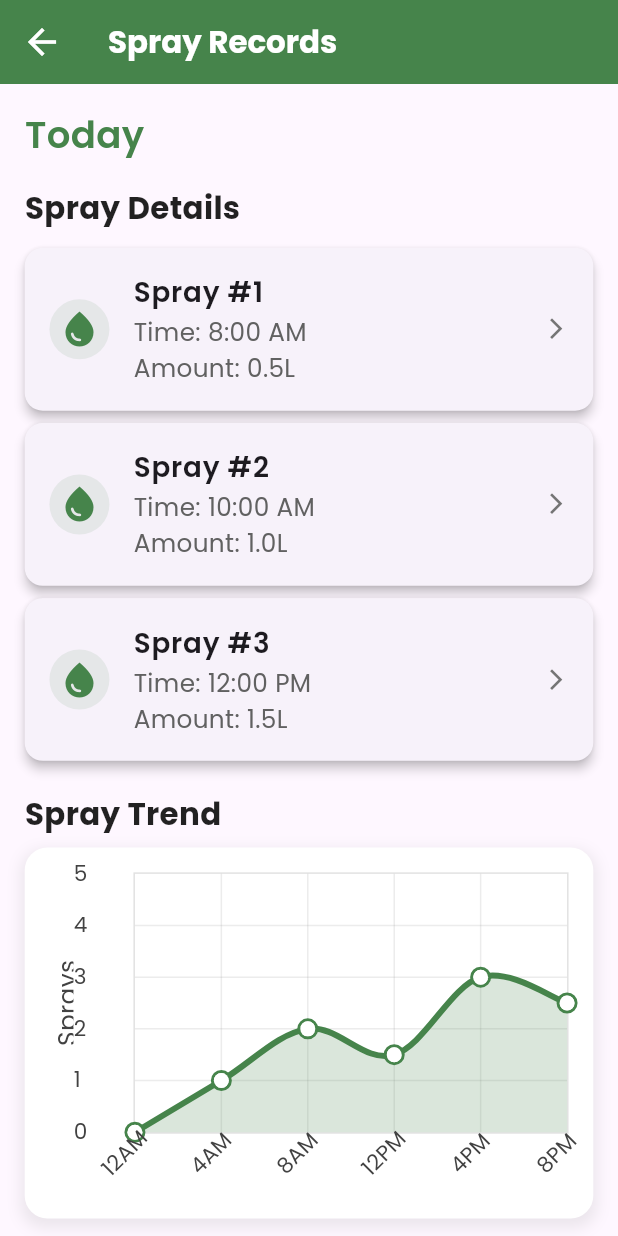
After one commit to Shreesha001/AgroStick, a Flutter app: the HistoryScreen screen opened directly, after a tap on "Today", on a phone screen of 412 x 824 dp. The commit adds this screen. Run offline on Flutter 3.47's test engine with Material 3 defaults, Android fonts, the phone set to English and light mode, and no system bars; drawn by our look-alikes of fl_chart; our stand-ins replace firebase_auth, firebase_core, flutter_animate, google_fonts; accounts and stored records are empty.

Commit message:
feat(ui): add History Screen interface

```diff
--- /dev/null
+++ b/lib/bottom_bar/history_screen.dart
@@ -0,0 +1,421 @@
+import 'package:flutter/material.dart';
+import 'package:google_fonts/google_fonts.dart';
+import 'package:agro_stick/theme/colors.dart';
+import 'package:fl_chart/fl_chart.dart';
+
+class HistoryScreen extends StatefulWidget {
+  const HistoryScreen({super.key});
+
+  @override
+  _HistoryScreenState createState() => _HistoryScreenState();
+}
+
+class _HistoryScreenState extends State<HistoryScreen> {
+  final List<Map<String, dynamic>> historyCards = [
+    {'title': 'Today', 'count': 3, 'period': 'daily', 'icon': Icons.today},
+    {'title': 'This Week', 'count': 15, 'period': 'weekly', 'icon': Icons.calendar_view_week},
+    {'title': 'This Month', 'count': 60, 'period': 'monthly', 'icon': Icons.calendar_month},
+  ];
+
+  Map<String, dynamic>? selectedCard;
+
+  Map<String, dynamic> getGraphData(String? period) {
+    switch (period) {
+      case 'daily':
+        return {
+          'spots': <FlSpot>[
+            FlSpot(0, 0),
+            FlSpot(4, 1),
+            FlSpot(8, 2),
+            FlSpot(12, 1.5),
+            FlSpot(16, 3),
+            FlSpot(20, 2.5),
+          ],
+          'xLabels': <String>['12AM', '4AM', '8AM', '12PM', '4PM', '8PM'],
+          'yLabel': 'Sprays',
+        };
+      case 'weekly':
+        return {
+          'spots': <FlSpot>[
+            FlSpot(0, 2),
+            FlSpot(1, 3),
+            FlSpot(2, 1),
+            FlSpot(3, 4),
+            FlSpot(4, 2.5),
+            FlSpot(5, 3.5),
+            FlSpot(6, 1.5),
+          ],
+          'xLabels': <String>['Mon', 'Tue', 'Wed', 'Thu', 'Fri', 'Sat', 'Sun'],
+          'yLabel': 'Sprays',
+        };
+      case 'monthly':
+        return {
+          'spots': <FlSpot>[
+            FlSpot(1, 2),
+            FlSpot(5, 3),
+            FlSpot(10, 1),
+            FlSpot(15, 4),
+            FlSpot(20, 2.5),
+            FlSpot(25, 3.5),
+            FlSpot(30, 1.5),
+          ],
+          'xLabels': <String>['1', '5', '10', '15', '20', '25', '30'],
+          'yLabel': 'Sprays',
+        };
+      default:
+        return {
+          'spots': <FlSpot>[],
+          'xLabels': <String>[],
+          'yLabel': 'Sprays',
+        };
+    }
+  }
+
+  List<Map<String, dynamic>> getSprayDetails(String? period, int count) {
+    List<Map<String, dynamic>> details = [];
+    for (int i = 0; i < (count > 5 ? 5 : count); i++) {
+      String time;
+      double amount = (i + 1) * 0.5;
+      switch (period) {
+        case 'daily':
+          time = '${(8 + i * 2) % 24}:00 ${8 + i * 2 >= 12 ? 'PM' : 'AM'}';
+          break;
+        case 'weekly':
+          time = ['Mon', 'Tue', 'Wed', 'Thu', 'Fri', 'Sat', 'Sun'][i % 7];
+          break;
+        case 'monthly':
+          time = 'Day ${i * 5 + 1}';
+          break;
+        default:
+          time = 'Unknown';
+      }
+      details.add({
+        'title': 'Spray #${i + 1}',
+        'time': time,
+        'amount': amount,
+      });
+    }
+    return details;
+  }
+
+  @override
+  Widget build(BuildContext context) {
+    final screenWidth = MediaQuery.of(context).size.width;
+    final screenHeight = MediaQuery.of(context).size.height;
+
+    return Scaffold(
+      appBar: AppBar(
+        backgroundColor: AppColors.primaryGreen,
+        title: Text(
+          'Spray Records',
+          style: GoogleFonts.poppins(
+            fontWeight: FontWeight.bold,
+            fontSize: screenWidth * 0.05,
+            color: Colors.white,
+          ),
+        ),
+        automaticallyImplyLeading: false,
+        leading: selectedCard != null
+            ? IconButton(
+                icon: const Icon(Icons.arrow_back, color: Colors.white, size: 28),
+                onPressed: () {
+                  setState(() {
+                    selectedCard = null;
+                  });
+                },
+              )
+            : null,
+      ),
+      body: CustomScrollView(
+        slivers: [
+          SliverPadding(
+            padding: EdgeInsets.all(screenWidth * 0.04),
+            sliver: selectedCard == null
+                ? _buildSummaryView(screenWidth, screenHeight)
+                : _buildDetailView(screenWidth, screenHeight),
+          ),
+        ],
+      ),
+    );
+  }
+
+  Widget _buildSummaryView(double screenWidth, double screenHeight) {
+    return SliverList(
+      delegate: SliverChildListDelegate([
+        Text(
+          'Your Spray Summary',
+          style: GoogleFonts.poppins(
+            fontSize: screenWidth * 0.06,
+            fontWeight: FontWeight.w600,
+            color: AppColors.primaryGreen,
+          ),
+        ),
+        SizedBox(height: screenHeight * 0.02),
+        GridView.builder(
+          shrinkWrap: true,
+          physics: const NeverScrollableScrollPhysics(),
+          gridDelegate: SliverGridDelegateWithFixedCrossAxisCount(
+            crossAxisCount: 2,
+            crossAxisSpacing: 16,
+            mainAxisSpacing: 16,
+            childAspectRatio: 1.3,
+          ),
+          itemCount: historyCards.length,
+          itemBuilder: (context, index) {
+            final card = historyCards[index];
+            return GestureDetector(
+              onTap: () {
+                setState(() {
+                  selectedCard = card;
+                });
+              },
+              child: Card(
+                elevation: 5,
+                shape: RoundedRectangleBorder(
+                  borderRadius: BorderRadius.circular(15),
+                ),
+                color: Colors.white,
+                child: Padding(
+                  padding: EdgeInsets.all(screenWidth * 0.03),
+                  child: Column(
+                    mainAxisAlignment: MainAxisAlignment.center,
+                    crossAxisAlignment: CrossAxisAlignment.start,
+                    children: [
+                      Icon(
+                        card['icon'] as IconData,
+                        color: AppColors.primaryGreen,
+                        size: screenWidth * 0.1,
+                      ),
+                      SizedBox(height: screenHeight * 0.01),
+                      Text(
+                        card['title'] as String,
+                        style: GoogleFonts.poppins(
+                          fontSize: screenWidth * 0.045,
+                          fontWeight: FontWeight.bold,
+                          color: AppColors.primaryGreen,
+                        ),
+                        overflow: TextOverflow.ellipsis,
+                        maxLines: 1,
+                      ),
+                      SizedBox(height: screenHeight * 0.005),
+                      Text(
+                        '${card['count']} Sprays',
+                        style: GoogleFonts.poppins(
+                          fontSize: screenWidth * 0.04,
+                          color: Colors.grey[700],
+                        ),
+                        overflow: TextOverflow.ellipsis,
+                        maxLines: 1,
+                      ),
+                    ],
+                  ),
+                ),
+              ),
+            );
+          },
+        ),
+      ]),
+    );
+  }
+
+  Widget _buildDetailView(double screenWidth, double screenHeight) {
+    final period = selectedCard?['period'] as String? ?? 'daily';
+    final count = selectedCard?['count'] as int? ?? 0;
+    final graphData = getGraphData(period);
+    final sprayDetails = getSprayDetails(period, count);
+    final spots = graphData['spots'] as List<FlSpot>? ?? <FlSpot>[];
+    final xLabels = graphData['xLabels'] as List<String>? ?? <String>[];
+    final yLabel = graphData['yLabel'] as String? ?? 'Sprays';
+
+    return SliverList(
+      delegate: SliverChildListDelegate([
+        Text(
+          selectedCard?['title'] as String? ?? 'Details',
+          style: GoogleFonts.poppins(
+            fontSize: screenWidth * 0.06,
+            fontWeight: FontWeight.w600,
+            color: AppColors.primaryGreen,
+          ),
+        ),
+        SizedBox(height: screenHeight * 0.02),
+        Text(
+          'Spray Details',
+          style: GoogleFonts.poppins(
+            fontSize: screenWidth * 0.05,
+            fontWeight: FontWeight.bold,
+            color: Colors.black87,
+          ),
+        ),
+        SizedBox(height: screenHeight * 0.01),
+        ...sprayDetails.map((detail) {
+          return Card(
+            elevation: 3,
+            margin: EdgeInsets.symmetric(vertical: screenHeight * 0.005),
+            shape: RoundedRectangleBorder(
+              borderRadius: BorderRadius.circular(12),
+            ),
+            child: ListTile(
+              contentPadding: EdgeInsets.symmetric(
+                horizontal: screenWidth * 0.04,
+                vertical: screenHeight * 0.01,
+              ),
+              leading: CircleAvatar(
+                backgroundColor: AppColors.primaryGreen.withOpacity(0.1),
+                child: Icon(Icons.water_drop, color: AppColors.primaryGreen, size: 28),
+              ),
+              title: Text(
+                detail['title'] as String,
+                style: GoogleFonts.poppins(
+                  fontWeight: FontWeight.w600,
+                  fontSize: screenWidth * 0.045,
+                ),
+              ),
+              subtitle: Text(
+                'Time: ${detail['time']}\nAmount: ${detail['amount']}L',
+                style: GoogleFonts.poppins(
+                  fontSize: screenWidth * 0.04,
+                  color: Colors.grey[700],
+                ),
+                maxLines: 2,
+                overflow: TextOverflow.ellipsis,
+              ),
+              trailing: Icon(
+                Icons.arrow_forward_ios,
+                size: screenWidth * 0.04,
+                color: Colors.grey[600],
+              ),
+            ),
+          );
+        }).toList(),
+        SizedBox(height: screenHeight * 0.02),
+        Text(
+          'Spray Trend',
+          style: GoogleFonts.poppins(
+            fontSize: screenWidth * 0.05,
+            fontWeight: FontWeight.bold,
+            color: Colors.black87,
+          ),
+        ),
+        SizedBox(height: screenHeight * 0.01),
+        Container(
+          height: screenHeight * 0.3,
+          decoration: BoxDecoration(
+            color: Colors.white,
+            borderRadius: BorderRadius.circular(15),
+            boxShadow: [
+              BoxShadow(
+                color: Colors.grey.withOpacity(0.2),
+                spreadRadius: 2,
+                blurRadius: 8,
+                offset: const Offset(0, 4),
+              ),
+            ],
+          ),
+          child: Padding(
+            padding: EdgeInsets.all(screenWidth * 0.04),
+            child: LineChart(
+              LineChartData(
+                gridData: FlGridData(
+                  show: true,
+                  drawVerticalLine: true,
+                  horizontalInterval: 1,
+                  verticalInterval: (spots.isNotEmpty ? spots.last.x / (xLabels.length - 1) : 1),
+                  getDrawingHorizontalLine: (value) => FlLine(
+                    color: Colors.grey.withOpacity(0.2),
+                    strokeWidth: 1,
+                  ),
+                  getDrawingVerticalLine: (value) => FlLine(
+                    color: Colors.grey.withOpacity(0.2),
+                    strokeWidth: 1,
+                  ),
+                ),
+                titlesData: FlTitlesData(
+                  show: true,
+                  bottomTitles: AxisTitles(
+                    sideTitles: SideTitles(
+                      showTitles: true,
+                      reservedSize: 40,
+                      interval: spots.isNotEmpty ? spots.last.x / (xLabels.length - 1) : 1,
+                      getTitlesWidget: (value, meta) {
+                        final index = ((value / (spots.isNotEmpty ? spots.last.x / (xLabels.length - 1) : 1)).round());
+                        if (index >= 0 && index < xLabels.length) {
+                          return Transform.rotate(
+                            angle: -45 * 3.141592653589793 / 180,
+                            child: Text(
+                              xLabels[index],
+                              style: GoogleFonts.poppins(
+                                fontSize: screenWidth * 0.035,
+                                color: Colors.grey[800],
+                              ),
+                              textAlign: TextAlign.right,
+                            ),
+                          );
+                        }
+                        return const Text('');
+                      },
+                    ),
+                  ),
+                  leftTitles: AxisTitles(
+                    axisNameWidget: Text(
+                      yLabel,
+                      style: GoogleFonts.poppins(
+                        fontSize: screenWidth * 0.04,
+                        color: Colors.grey[800],
+                      ),
+                    ),
+                    sideTitles: SideTitles(
+                      showTitles: true,
+                      reservedSize: 40,
+                      getTitlesWidget: (value, meta) => Text(
+                        value.toInt().toString(),
+                        style: GoogleFonts.poppins(
+                          fontSize: screenWidth * 0.035,
+                          color: Colors.grey[800],
+                        ),
+                      ),
+                    ),
+                  ),
+                  topTitles: const AxisTitles(sideTitles: SideTitles(showTitles: false)),
+                  rightTitles: const AxisTitles(sideTitles: SideTitles(showTitles: false)),
+                ),
+                borderData: FlBorderData(
+                  show: true,
+                  border: Border.all(
+                    color: Colors.grey.withOpacity(0.3),
+                    width: 1,
+                  ),
+                ),
+                minX: spots.isNotEmpty ? spots.first.x : 0,
+                maxX: spots.isNotEmpty ? spots.last.x : 1,
+                minY: 0,
+                maxY: 5,
+                lineBarsData: [
+                  LineChartBarData(
+                    spots: spots,
+                    isCurved: true,
+                    color: AppColors.primaryGreen,
+                    barWidth: 4,
+                    dotData: FlDotData(
+                      show: true,
+                      getDotPainter: (spot, percent, bar, index) => FlDotCirclePainter(
+                        radius: 5,
+                        color: Colors.white,
+                        strokeWidth: 2,
+                        strokeColor: AppColors.primaryGreen,
+                      ),
+                    ),
+                    belowBarData: BarAreaData(
+                      show: true,
+                      color: AppColors.primaryGreen.withOpacity(0.2),
+                    ),
+                  ),
+                ],
+              ),
+            ),
+          ),
+        ),
+        SizedBox(height: screenHeight * 0.02),
+      ]),
+    );
+  }
+}
--- a/lib/main_home_screen.dart
+++ b/lib/main_home_screen.dart
@@ -1,3 +1,4 @@
+import 'package:agro_stick/bottom_bar/history_screen.dart';
 import 'package:agro_stick/bottom_bar/home_screen.dart';
 import 'package:flutter/material.dart';
 import 'package:google_fonts/google_fonts.dart';
@@ -15,7 +16,7 @@ class _MainHomeScreenState extends State<MainHomeScreen> {
 
   static const List<Widget> _screens = <Widget>[
     HomeScreen(),
-    ScheduleTab(),
+    HistoryScreen(),
     CropHealthTab(),
     SettingsTab(),
   ];
@@ -42,8 +43,8 @@ class _MainHomeScreenState extends State<MainHomeScreen> {
             label: 'Home',
           ),
           BottomNavigationBarItem(
-            icon: Icon(Icons.schedule),
-            label: 'Schedule',
+            icon: Icon(Icons.history),
+            label: 'History',
           ),
           BottomNavigationBarItem(
             icon: Icon(Icons.local_florist),
--- a/pubspec.yaml
+++ b/pubspec.yaml
@@ -38,6 +38,7 @@ dependencies:
   flutter_animate: ^4.5.2
   google_fonts: ^6.3.1
   firebase_auth: ^6.0.2
+  fl_chart: ^1.1.0
 
 dev_dependencies:
   flutter_test:
```
Also changed, not shown: pubspec.lock.
